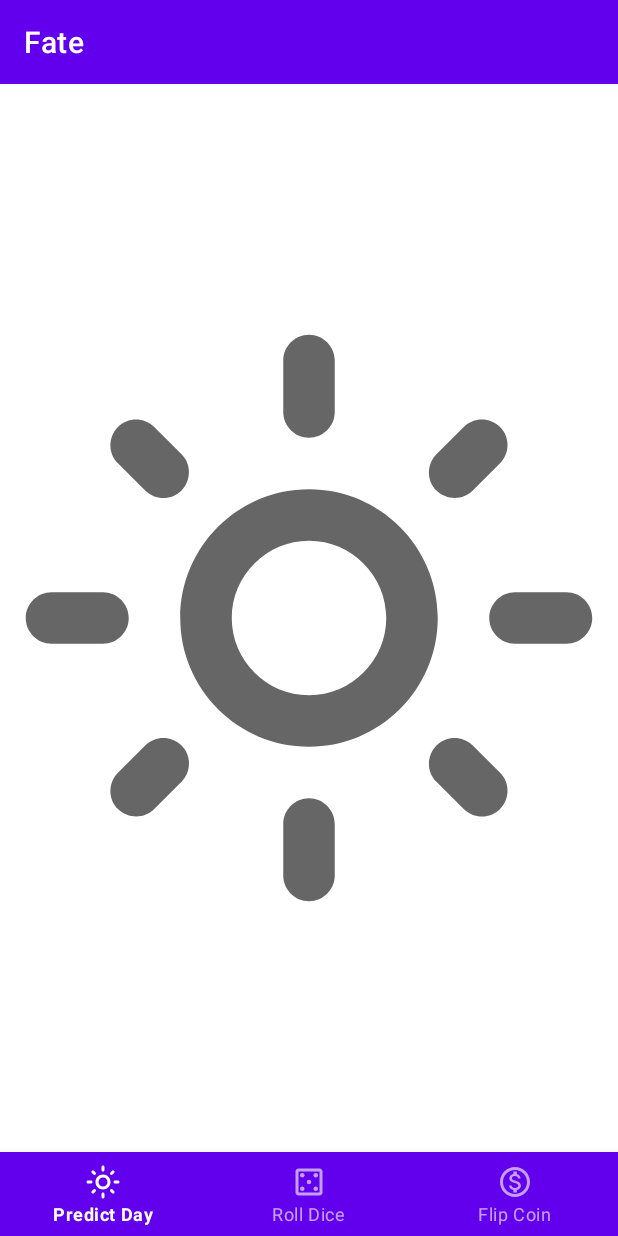
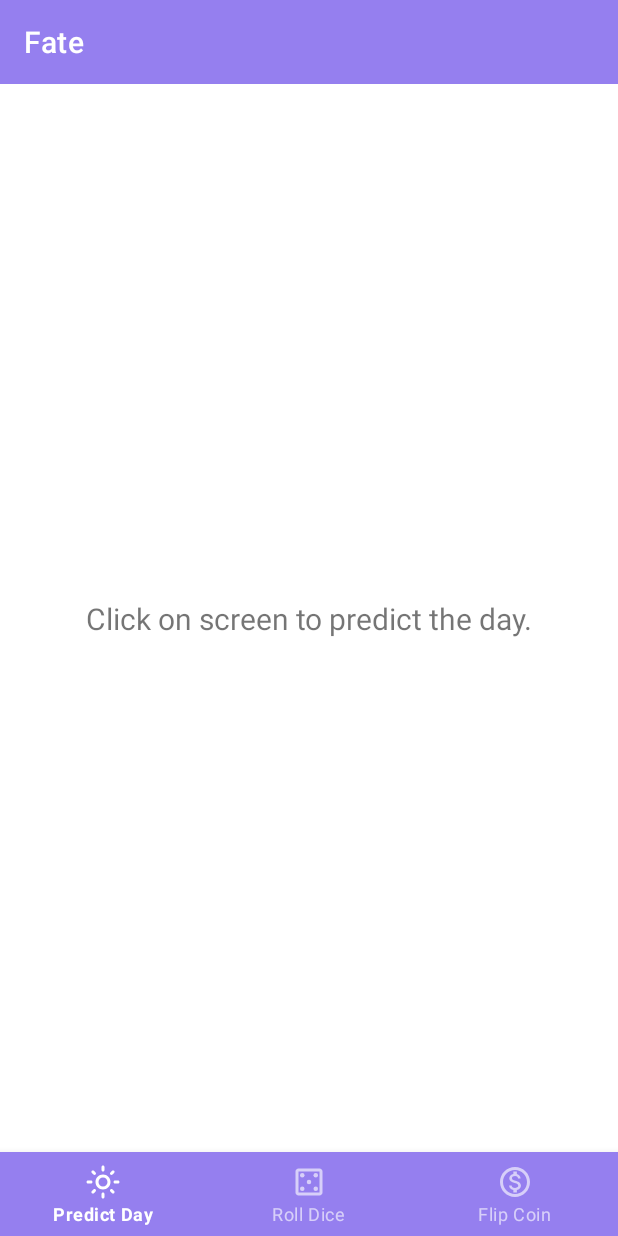
Before and after one commit to HeraEXE/Fate-games-Android, an Android app: the screen it shows after launch (MainActivity), on a phone screen of 412 x 824 dp. Run offline under Robolectric (Android 15) with nearby library versions, the phone set to English and light mode, and no system bars; our stand-ins replace navigation-ui.

Commit message:
day prediction implementation added

```diff
--- a/app/src/main/java/com/hera/fate/dfdf.kt
+++ /dev/null
@@ -1,4 +0,0 @@
-package com.hera.fate
-
-class dfdf {
-}
--- a/app/src/main/java/com/hera/fate/ui/fragments/DayPrediction.kt
+++ b/app/src/main/java/com/hera/fate/ui/fragments/DayPrediction.kt
@@ -5,14 +5,18 @@ import androidx.fragment.app.Fragment
 import android.view.LayoutInflater
 import android.view.View
 import android.view.ViewGroup
+import android.view.animation.AnimationUtils
 import androidx.appcompat.app.AppCompatActivity
-import androidx.appcompat.app.AppCompatDelegate
+import com.bumptech.glide.Glide
 import com.hera.fate.R
 import com.hera.fate.databinding.FragmentDayPredictionBinding
+import com.hera.fate.utils.ImageCollection
+import kotlin.random.Random
 
 class DayPrediction : Fragment() {
     private var _binding: FragmentDayPredictionBinding? = null
     private val binding get() = _binding!!
+    private var result: Int? = null
 
     override fun onCreateView(inflater: LayoutInflater, container: ViewGroup?,
         savedInstanceState: Bundle?): View? {
@@ -23,11 +27,55 @@ class DayPrediction : Fragment() {
         // Setting action bar title.
         (activity as AppCompatActivity).supportActionBar?.setTitle(R.string.day_prediction_title)
 
+        // Getting data from bundle.
+        if (savedInstanceState != null) {
+            with(savedInstanceState) {
+                result = getInt(FACE_IMAGE)
+                if (result == 0)
+                    result = null
+            }
+        }
+
+        // Load animations.
+        val fadeIn = AnimationUtils.loadAnimation(activity, R.anim.fade_in)
+
+        // Change face image when user clicks.
+        binding.faceImage.setOnClickListener {
+            if (binding.predictDayHint.visibility == View.VISIBLE)
+                binding.predictDayHint.visibility = View.GONE
+            result = ImageCollection.faceImages[Random.nextInt(ImageCollection.faceImages.size)]
+            loadFaceImage()
+            binding.faceImage.startAnimation(fadeIn)
+        }
+
+        if (result != null) {
+            binding.predictDayHint.visibility = View.GONE
+            loadFaceImage()
+            binding.faceImage.startAnimation(fadeIn)
+        }
+
         return binding.root
+    }
+
+    override fun onSaveInstanceState(outState: Bundle) {
+        outState.run {
+            putInt(FACE_IMAGE, result ?: 0)
+        }
+        super.onSaveInstanceState(outState)
     }
 
     override fun onDestroy() {
         super.onDestroy()
         _binding = null
     }
+
+    private fun loadFaceImage() {
+        Glide.with(binding.root)
+                .load(result)
+                .into(binding.faceImage)
+    }
+
+    companion object {
+        const val FACE_IMAGE = "face_image"
+    }
 }
--- a/app/src/main/java/com/hera/fate/ui/fragments/DiceRoll.kt
+++ b/app/src/main/java/com/hera/fate/ui/fragments/DiceRoll.kt
@@ -61,7 +61,6 @@ class DiceRoll : Fragment() {
         outState.run {
             putInt(DICE_IMAGE, result ?: 0)
         }
-
         super.onSaveInstanceState(outState)
     }
 
--- a/app/src/main/java/com/hera/fate/utils/ImageCollection.kt
+++ b/app/src/main/java/com/hera/fate/utils/ImageCollection.kt
@@ -9,4 +9,9 @@ object ImageCollection {
         R.drawable.dice_3, R.drawable.dice_4,
         R.drawable.dice_5, R.drawable.dice_6
     )
+
+    val faceImages = listOf(
+            R.drawable.face_calm, R.drawable.face_happy,
+            R.drawable.face_fear, R.drawable.face_sad
+    )
 }
--- a/app/src/main/res/drawable/bottom_nav_item_color.xml
+++ b/app/src/main/res/drawable/bottom_nav_item_color.xml
@@ -1,5 +1,5 @@
 <?xml version="1.0" encoding="utf-8"?>
 <selector xmlns:android="http://schemas.android.com/apk/res/android">
-    <item android:color="@color/white" android:state_checked="true"/>
-    <item android:color="@color/white_transparent"/>
+    <item android:color="?attr/colorOnPrimary" android:state_checked="true"/>
+    <item android:color="?attr/colorOnSecondary"/>
 </selector>
--- a/app/src/main/res/layout/fragment_day_prediction.xml
+++ b/app/src/main/res/layout/fragment_day_prediction.xml
@@ -1,5 +1,5 @@
 <?xml version="1.0" encoding="utf-8"?>
-<FrameLayout xmlns:android="http://schemas.android.com/apk/res/android"
+<androidx.constraintlayout.widget.ConstraintLayout xmlns:android="http://schemas.android.com/apk/res/android"
 xmlns:app="http://schemas.android.com/apk/res-auto"
 xmlns:tools="http://schemas.android.com/tools"
 android:layout_width="match_parent"
@@ -7,8 +7,27 @@
 tools:context=".ui.fragments.DayPrediction">
 
 <ImageView
-        android:id="@+id/imageView2"
-        android:layout_width="match_parent"
-        android:layout_height="match_parent"
-        android:src="@drawable/outline_light_mode_24" />
-</FrameLayout>
+    android:id="@+id/face_image"
+    android:layout_width="0dp"
+    android:layout_height="0dp"
+    app:layout_constraintBottom_toBottomOf="parent"
+    app:layout_constraintEnd_toEndOf="parent"
+    app:layout_constraintHorizontal_bias="0.0"
+    app:layout_constraintStart_toStartOf="parent"
+    app:layout_constraintTop_toTopOf="parent"
+    app:layout_constraintVertical_bias="0.0" />
+
+    <TextView
+        android:id="@+id/predict_day_hint"
+        android:layout_width="0dp"
+        android:layout_height="wrap_content"
+        android:layout_marginStart="8dp"
+        android:layout_marginEnd="8dp"
+        android:text="@string/predict_day_hint"
+        android:textAlignment="center"
+        android:textSize="20sp"
+        app:layout_constraintBottom_toBottomOf="parent"
+        app:layout_constraintEnd_toEndOf="parent"
+        app:layout_constraintStart_toStartOf="parent"
+        app:layout_constraintTop_toTopOf="parent" />
+</androidx.constraintlayout.widget.ConstraintLayout>
--- a/app/src/main/res/values/colors.xml
+++ b/app/src/main/res/values/colors.xml
@@ -8,4 +8,7 @@
     <color name="black">#FF000000</color>
     <color name="white">#FFFFFFFF</color>
     <color name="white_transparent">#9FFFFFFF</color>
+    <color name="mint">#FFB3E9C7</color>
+    <color name="dark_white">#FFDEE2EB</color>
+    <color name="light_purple">#FF957FEF</color>
 </resources>
--- a/app/src/main/res/values/strings.xml
+++ b/app/src/main/res/values/strings.xml
@@ -5,4 +5,5 @@
     <string name="dice_roll_title">Roll Dice</string>
     <string name="coin_flip_title">Flip Coin</string>
     <string name="roll_dice_hint">Click on screen to roll the dice.</string>
+    <string name="predict_day_hint">Click on screen to predict the day.</string>
 </resources>
--- a/app/src/main/res/values/themes.xml
+++ b/app/src/main/res/values/themes.xml
@@ -2,13 +2,13 @@
     <!-- Base application theme. -->
     <style name="Theme.Fate" parent="Theme.MaterialComponents.DayNight.NoActionBar">
         <!-- Primary brand color. -->
-        <item name="colorPrimary">@color/purple_500</item>
-        <item name="colorPrimaryVariant">@color/purple_700</item>
+        <item name="colorPrimary">@color/light_purple</item>
+        <item name="colorPrimaryVariant">@color/light_purple</item>
         <item name="colorOnPrimary">@color/white</item>
         <!-- Secondary brand color. -->
         <item name="colorSecondary">@color/teal_200</item>
         <item name="colorSecondaryVariant">@color/teal_700</item>
-        <item name="colorOnSecondary">@color/black</item>
+        <item name="colorOnSecondary">@color/white_transparent</item>
         <!-- Status bar color. -->
         <item name="android:statusBarColor" tools:targetApi="l">?attr/colorPrimaryVariant</item>
         <!-- Customize your theme here. -->
```
Also changed, not shown: app/src/main/res/drawable/dice_1.jpg, app/src/main/res/drawable/dice_2.jpg, app/src/main/res/drawable/dice_3.jpg, app/src/main/res/drawable/dice_4.jpg, app/src/main/res/drawable/dice_5.jpg, app/src/main/res/drawable/dice_6.jpg, app/src/main/res/drawable/face_calm.jpg (added), app/src/main/res/drawable/face_fear.jpg (added), app/src/main/res/drawable/face_happy.jpg (added), app/src/main/res/drawable/face_sad.jpg (added). Lines whose indentation alone changed are shown as unchanged.
